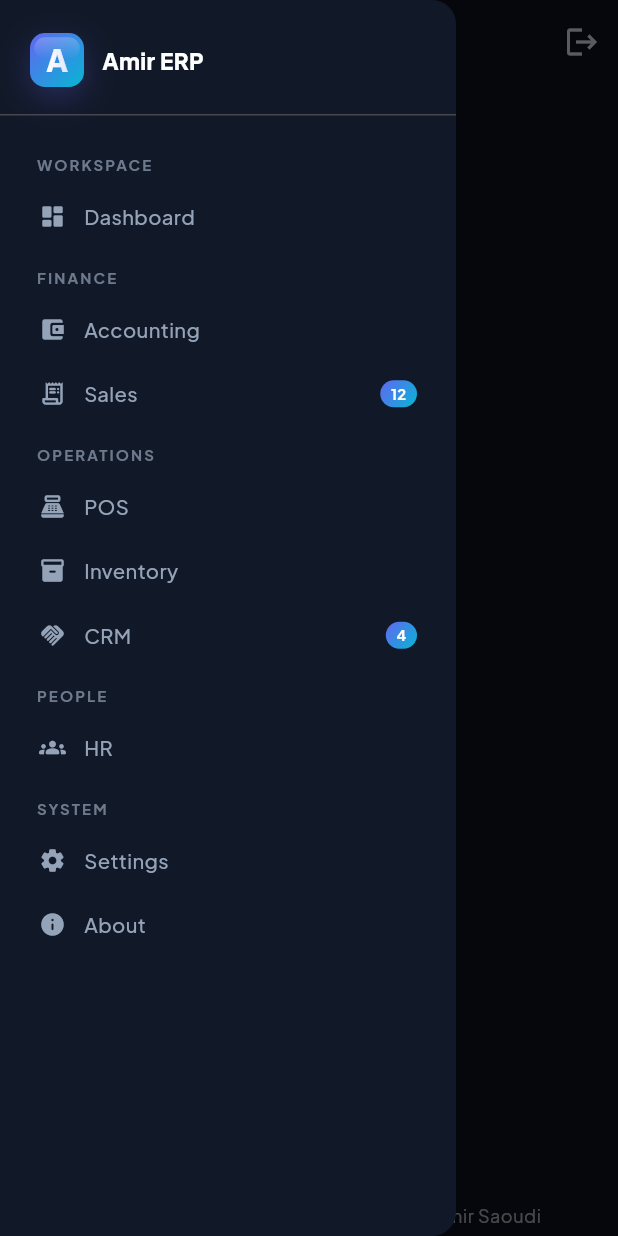
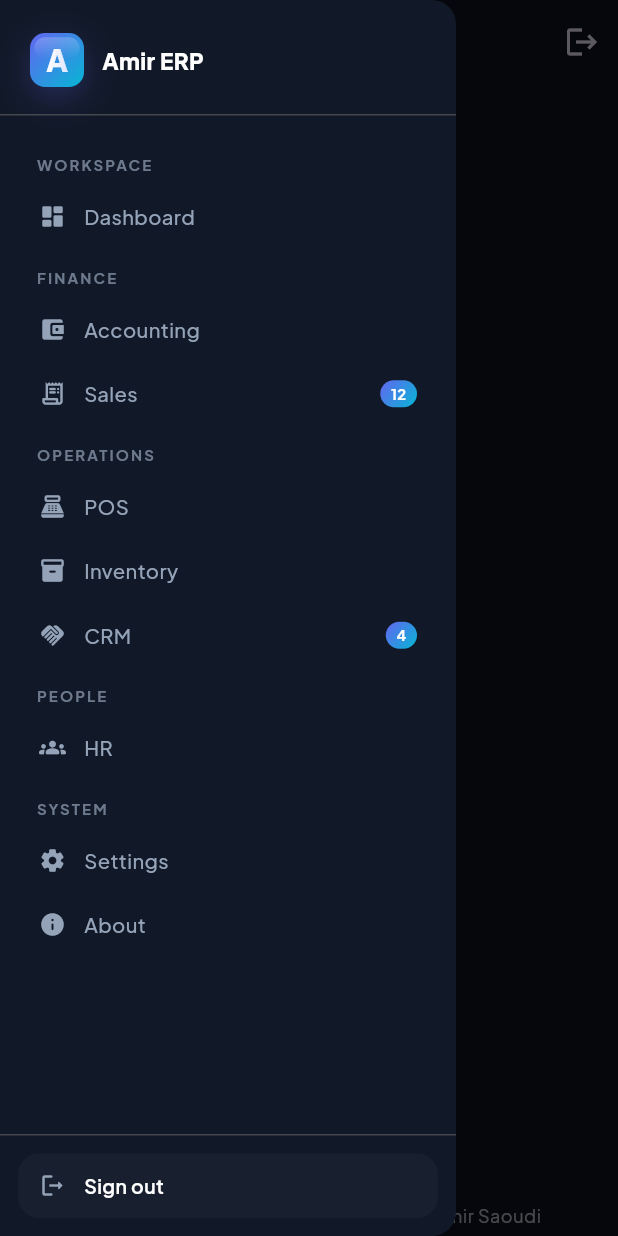
Before and after one commit to AmirDiaz/amir-erp, a Flutter app: the ShellPage screen opened directly with empty values, with the side drawer open, on a phone screen of 412 x 824 dp. Run offline on Flutter 3.47's test engine with Material 3 defaults, Android fonts, the phone set to English and light mode, and no system bars; our stand-ins replace dio, fl_chart, flutter_riverpod, flutter_secure_storage, go_router, google_fonts and 1 more; accounts and stored records are empty.

Commit message:
fix(mobile): drawer closes on nav + drawer has logout button (Devin Review)
Co-Authored-By: AmiR Saoudi <amirsaoudi620@gmail.com>

```diff
--- a/apps/mobile/lib/features/dashboard/shell_page.dart
+++ b/apps/mobile/lib/features/dashboard/shell_page.dart
@@ -306,7 +306,11 @@ class _NavTile extends StatelessWidget {
     return Padding(
       padding: const EdgeInsets.symmetric(vertical: 1),
       child: InkWell(
-        onTap: () => context.go(item.route),
+        onTap: () {
+          final scaffold = Scaffold.maybeOf(context);
+          if (scaffold != null && scaffold.isDrawerOpen) scaffold.closeDrawer();
+          context.go(item.route);
+        },
         borderRadius: BorderRadius.circular(AmirRadius.md),
         child: AnimatedContainer(
           duration: const Duration(milliseconds: 180),
@@ -406,6 +410,31 @@ class _Drawer extends ConsumerWidget {
                 ],
               ),
             ),
+            const Divider(height: 1),
+            Padding(
+              padding: const EdgeInsets.all(12),
+              child: InkWell(
+                onTap: () {
+                  Navigator.of(context).pop();
+                  ref.read(authControllerProvider.notifier).logout();
+                },
+                borderRadius: BorderRadius.circular(AmirRadius.md),
+                child: Container(
+                  padding: const EdgeInsets.symmetric(horizontal: 14, vertical: 12),
+                  decoration: BoxDecoration(
+                    color: AmirColors.surfaceAlt.withValues(alpha: 0.5),
+                    borderRadius: BorderRadius.circular(AmirRadius.md),
+                  ),
+                  child: Row(
+                    children: const [
+                      Icon(Icons.logout_rounded, size: 18, color: AmirColors.muted),
+                      SizedBox(width: 12),
+                      Text('Sign out', style: TextStyle(fontWeight: FontWeight.w600, fontSize: 13)),
+                    ],
+                  ),
+                ),
+              ),
+            ),
           ],
         ),
       ),
```
